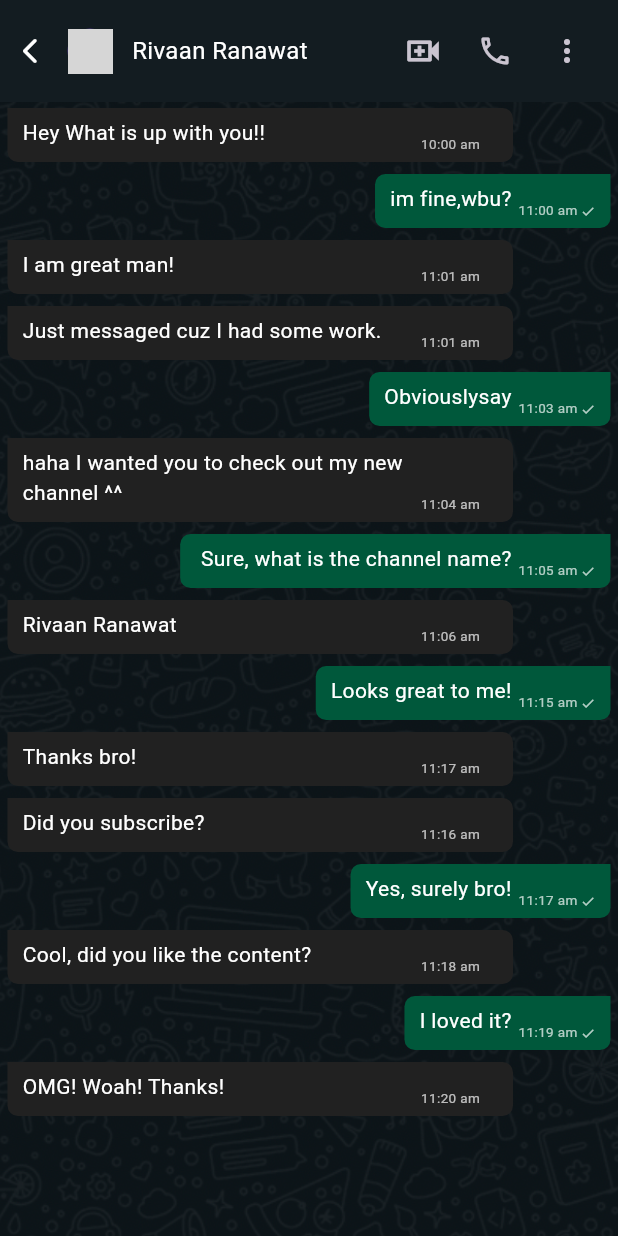
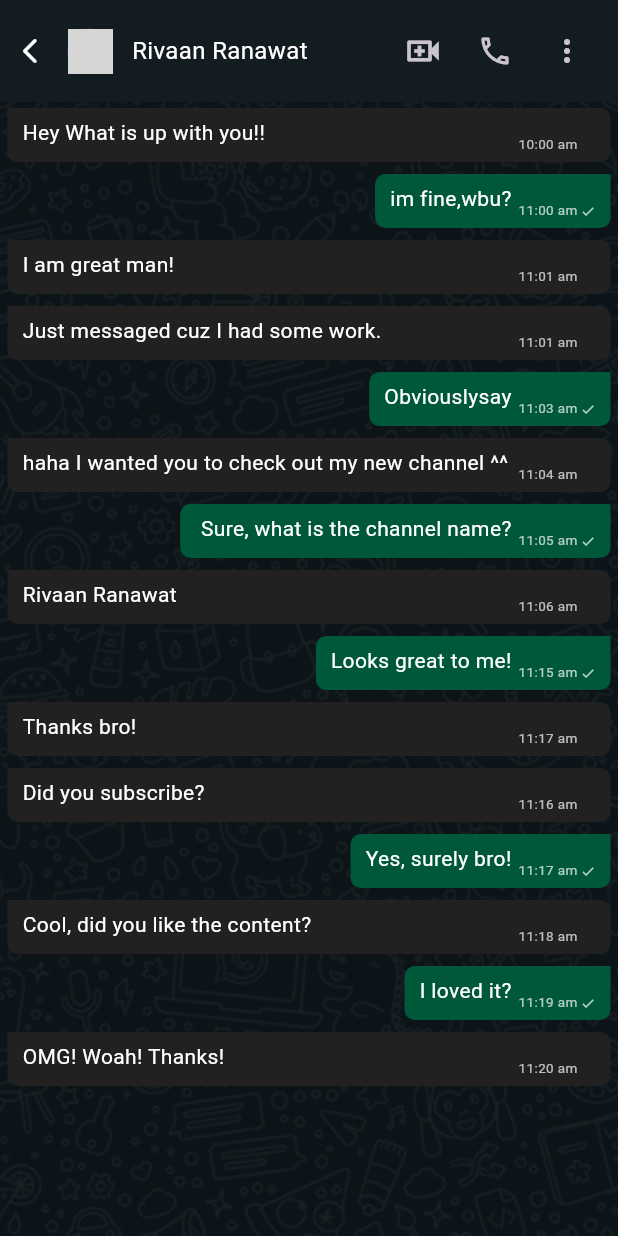
Before and after one commit to ganeshgovala/WhatsappClone, a Flutter app: the screen it shows after launch, after a tap on "Rivaan Ranawat", on a phone screen of 412 x 824 dp. Run offline on Flutter 3.47's test engine with Material 3 defaults, Android fonts, the phone set to English and light mode, and no system bars; network calls fail; grey boxes are pictures that could not be loaded.

Commit message:
Chat interface changes

```diff
--- a/lib/components/chatInterface.dart
+++ b/lib/components/chatInterface.dart
@@ -95,11 +95,7 @@ class _ChatInterfaceState extends State<ChatInterface> {
   }
 
   MessageBuilder(String message, String time, bool isMe) {
-    return ConstrainedBox(
-      constraints: BoxConstraints(
-        maxWidth: MediaQuery.of(context).size.width - 75,
-      ),
-      child: Container(
+    return Container(
       decoration: BoxDecoration(
         color: isMe
                ? const Color.fromARGB(255, 0, 88, 59)
@@ -109,7 +105,6 @@ class _ChatInterfaceState extends State<ChatInterface> {
                       : BorderRadius.only(topRight: Radius.circular(7), bottomRight: Radius.circular(7), bottomLeft: Radius.circular(7)),
       ),
       padding: EdgeInsets.symmetric(vertical: 6, horizontal: 10),
-        child: Container(
       child: Container(
         child: Stack(
           children: [
@@ -142,8 +137,6 @@ class _ChatInterfaceState extends State<ChatInterface> {
           ],
         ),
       ),
-        ),
-      ),
     );
   }
 }
```
Lines whose indentation alone changed are shown as unchanged.
